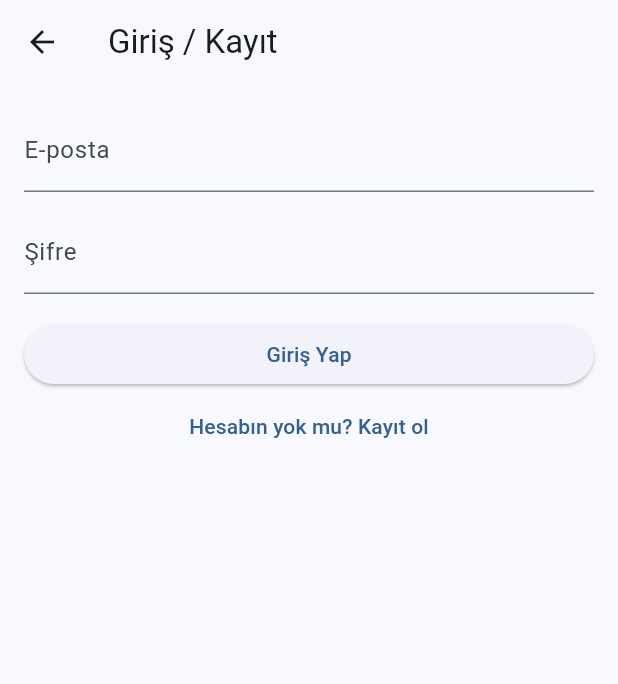
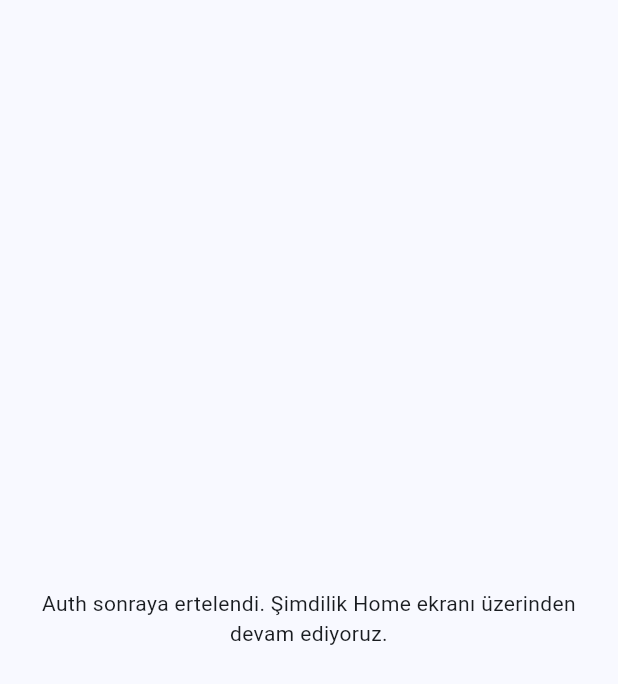
Before and after one commit to kayranecatikara/bakis_tahmin, a Flutter app: the LoginScreen screen opened directly, on a phone screen of 412 x 824 dp. Shown: the top 684 px of the screen. Run offline on Flutter 3.47's test engine with Material 3 defaults, Android fonts, the phone set to English and light mode, and no system bars; our stand-ins replace firebase_auth; accounts and stored records are empty.

```diff
--- a/lib/auth/login_screen.dart
+++ b/lib/auth/login_screen.dart
@@ -1,111 +1,17 @@
 import 'package:flutter/material.dart';
-import 'package:firebase_auth/firebase_auth.dart';
 
-class LoginScreen extends StatefulWidget {
+class LoginScreen extends StatelessWidget {
   const LoginScreen({super.key});
 
   @override
-  State<LoginScreen> createState() => _LoginScreenState();
-}
-
-class _LoginScreenState extends State<LoginScreen> {
-  final _formKey = GlobalKey<FormState>();
-  final _emailController = TextEditingController();
-  final _passwordController = TextEditingController();
-  bool _isLogin = true;
-  bool _loading = false;
-  String? _error;
-
-  @override
-  void dispose() {
-    _emailController.dispose();
-    _passwordController.dispose();
-    super.dispose();
-  }
-
-  Future<void> _submit() async {
-    if (!_formKey.currentState!.validate()) return;
-    setState(() {
-      _loading = true;
-      _error = null;
-    });
-    try {
-      if (_isLogin) {
-        await FirebaseAuth.instance.signInWithEmailAndPassword(
-          email: _emailController.text.trim(),
-          password: _passwordController.text,
-        );
-      } else {
-        await FirebaseAuth.instance.createUserWithEmailAndPassword(
-          email: _emailController.text.trim(),
-          password: _passwordController.text,
-        );
-      }
-    } on FirebaseAuthException catch (e) {
-      setState(() {
-        _error = e.message;
-      });
-    } catch (e) {
-      setState(() {
-        _error = 'Bilinmeyen hata: $e';
-      });
-    } finally {
-      if (mounted)
-        setState(() {
-          _loading = false;
-        });
-    }
-  }
-
-  @override
   Widget build(BuildContext context) {
-    return Scaffold(
-      appBar: AppBar(title: const Text('Giriş / Kayıt')),
-      body: SafeArea(
+    return const Scaffold(
+      body: Center(
         child: Padding(
-          padding: const EdgeInsets.all(16.0),
-          child: Form(
-            key: _formKey,
-            child: Column(
-              crossAxisAlignment: CrossAxisAlignment.stretch,
-              children: [
-                TextFormField(
-                  controller: _emailController,
-                  decoration: const InputDecoration(labelText: 'E-posta'),
-                  keyboardType: TextInputType.emailAddress,
-                  validator: (v) => (v == null || !v.contains('@'))
-                      ? 'Geçerli e-posta girin'
-                      : null,
-                ),
-                const SizedBox(height: 12),
-                TextFormField(
-                  controller: _passwordController,
-                  decoration: const InputDecoration(labelText: 'Şifre'),
-                  obscureText: true,
-                  validator: (v) =>
-                      (v == null || v.length < 6) ? 'En az 6 karakter' : null,
-                ),
-                const SizedBox(height: 16),
-                if (_error != null) ...[
-                  Text(_error!, style: const TextStyle(color: Colors.red)),
-                  const SizedBox(height: 8),
-                ],
-                ElevatedButton(
-                  onPressed: _loading ? null : _submit,
-                  child: Text(_isLogin ? 'Giriş Yap' : 'Kayıt Ol'),
-                ),
-                TextButton(
-                  onPressed: _loading
-                      ? null
-                      : () => setState(() => _isLogin = !_isLogin),
-                  child: Text(
-                    _isLogin
-                        ? 'Hesabın yok mu? Kayıt ol'
-                        : 'Zaten hesabın var mı? Giriş yap',
-                  ),
-                ),
-              ],
-            ),
+          padding: EdgeInsets.all(24.0),
+          child: Text(
+            'Auth sonraya ertelendi. Şimdilik Home ekranı üzerinden devam ediyoruz.',
+            textAlign: TextAlign.center,
           ),
         ),
       ),
--- a/pubspec.yaml
+++ b/pubspec.yaml
@@ -35,9 +35,6 @@ dependencies:
   # The following adds the Cupertino Icons font to your application.
   # Use with the CupertinoIcons class for iOS style icons.
   cupertino_icons: ^1.0.8
-  firebase_core: ^3.6.0
-  firebase_auth: ^5.3.1
-  cloud_firestore: ^5.4.4
   fl_chart: ^0.69.0
 
 dev_dependencies:
```
Also changed, not shown: lib/auth/auth_gate.dart (+1 -17 lines), lib/main.dart (+3 -6 lines), pubspec.lock, 1 other file.
